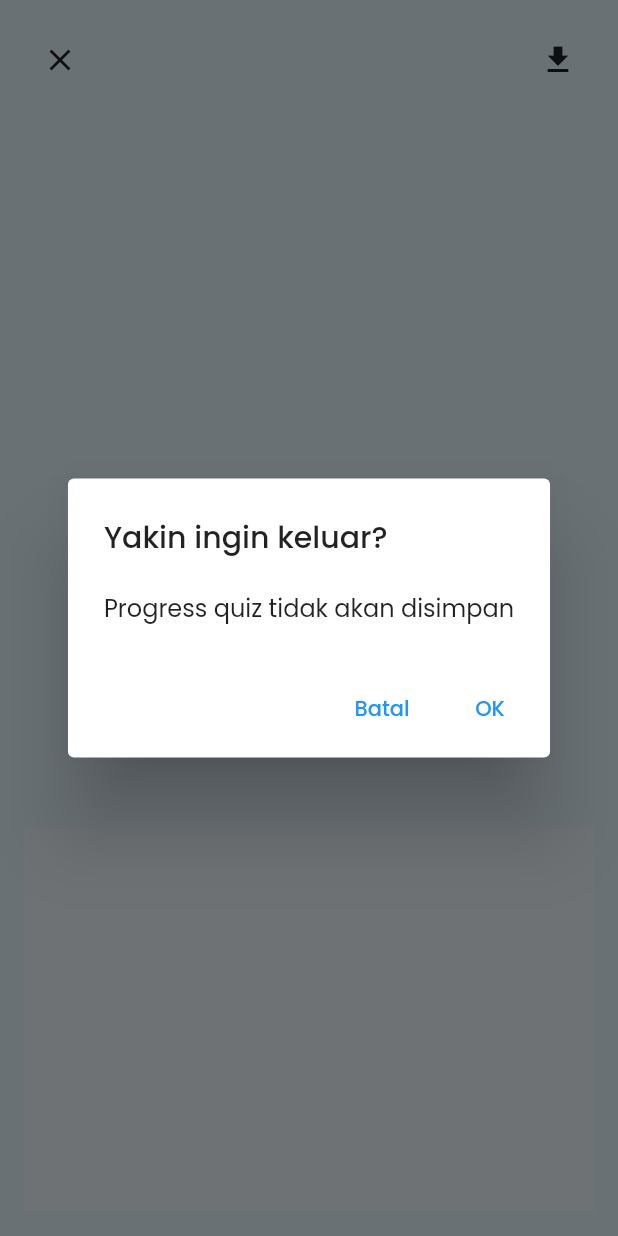
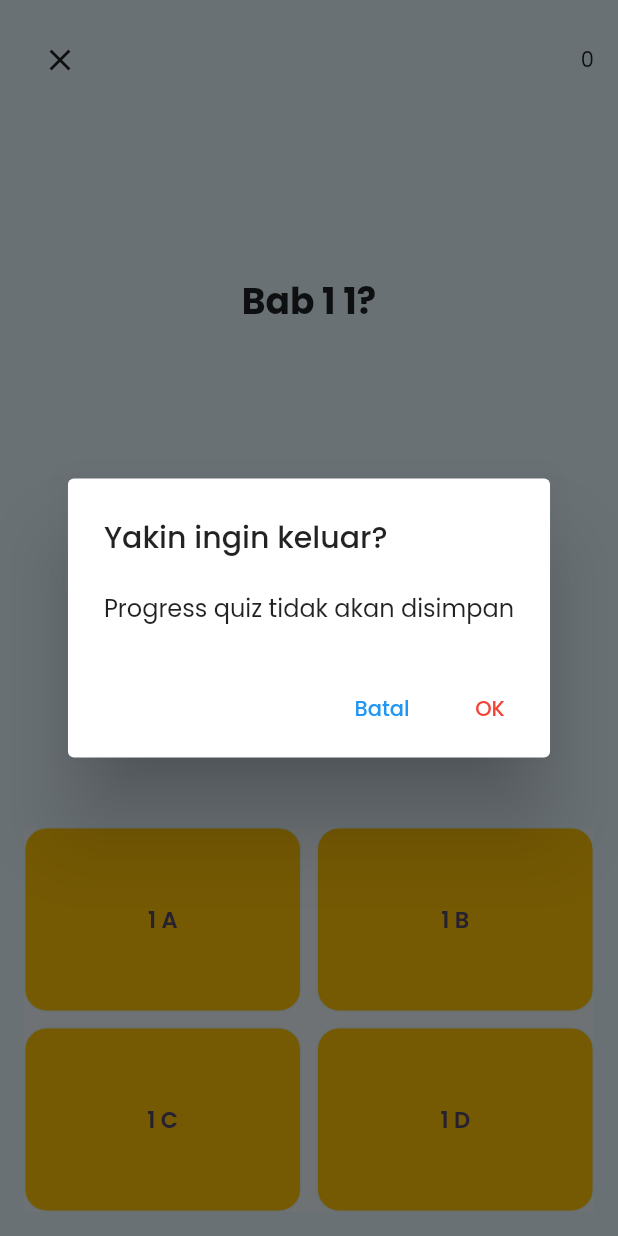
Before and after one commit to zanuar35/kolearn, a Flutter app: the QuizScreen screen opened directly, after a tap on the "close" icon, on a phone screen of 412 x 824 dp. Run offline on Flutter 3.47's test engine with Material 2 defaults, Android fonts, the phone set to English and light mode, and no system bars; our stand-ins replace audioplayers, bloc, equatable, flutter_bloc, flutter_easyloading, flutter_screenutil and 4 more; accounts and stored records are empty; network calls fail; statements that could not run were skipped.

Commit message:
fix quiz logic

```diff
--- a/lib/screen/quiz_screen/quiz_screen.dart
+++ b/lib/screen/quiz_screen/quiz_screen.dart
@@ -13,15 +13,19 @@ class QuizScreen extends StatefulWidget {
 }
 
 int selectedIndex = 0;
+QuizCubit quizCubit = QuizCubit();
+
 final _pageController = PageController(initialPage: 0);
 
 class _QuizScreenState extends State<QuizScreen> {
   @override
   void initState() {
     super.initState();
+    BlocProvider.of<QuizCubit>(context).loadQuiz();
     selectedIndex = 0;
   }
 
+  int? nilai;
   @override
   Widget build(BuildContext context) {
     int _currentIndex = 0;
@@ -48,11 +52,7 @@ class _QuizScreenState extends State<QuizScreen> {
                               },
                               icon: const Icon(Icons.close)),
                           Expanded(child: Container()),
-                          IconButton(
-                              onPressed: () {
-                                BlocProvider.of<QuizCubit>(context).loadQuiz();
-                              },
-                              icon: const Icon(Icons.download))
+                          Text(nilai == null ? '0' : nilai.toString())
                         ],
                       ),
                       Row(
@@ -143,6 +143,10 @@ class _QuizScreenState extends State<QuizScreen> {
       onTap: () {
         selectedIndex = index;
         setState(() {});
+        if (selectedIndex != 0 && index == selectedIndex && isRight == true) {
+          quizCubit.correctAnswer();
+        }
+        nilai = quizCubit.getNilai();
         Future.delayed(const Duration(seconds: 1), () {
           _pageController.nextPage(
               duration: const Duration(milliseconds: 2000),
@@ -202,7 +206,10 @@ Future<dynamic> showDialogBox(BuildContext context) {
             Navigator.pop(context, 'OK');
             Navigator.pop(context, 'OK');
           },
-          child: const Text('OK'),
+          child: const Text(
+            'OK',
+            style: TextStyle(color: Colors.red),
+          ),
         ),
       ],
     ),
```
Also changed, not shown: lib/blocs/quiz/cubit/quiz_cubit.dart (+13 -0 lines), lib/blocs/quiz/cubit/quiz_state.dart (+8 -0 lines), lib/screen/auth/login/login_screen.dart (+12 -6 lines), lib/screen/course_detail/course_detail_screen.dart (+48 -5 lines).
